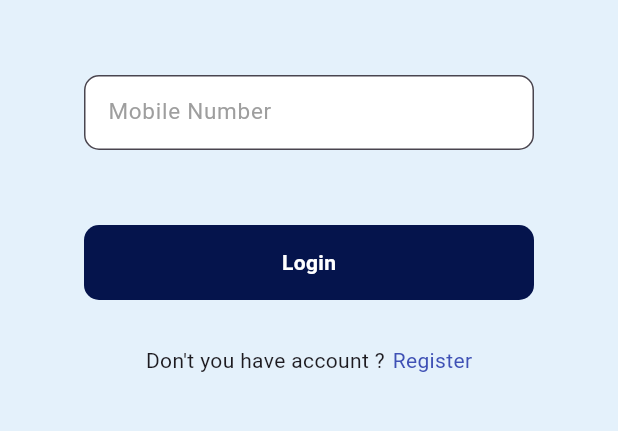
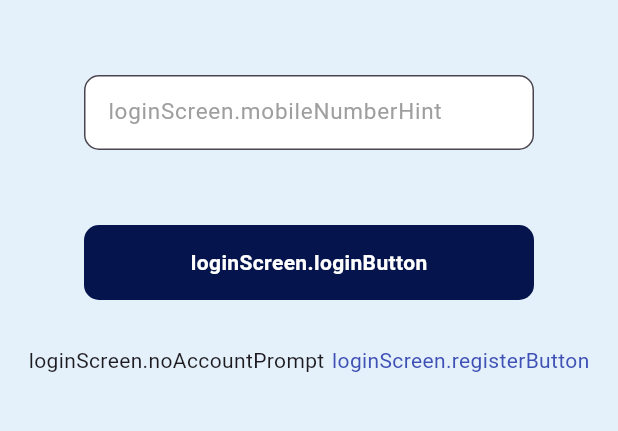
Before and after one commit to AthiraaAthi/project_way, a Flutter app: the LoginScreen screen opened directly, on a phone screen of 412 x 824 dp, the part 528-959 px from its top. Run offline on Flutter 3.47's test engine with Material 3 defaults, Android fonts, the phone set to English and light mode, and no system bars; our stand-ins replace carousel_slider, easy_localization, fl_chart, flutter_toggle_tab, pinput, table_calendar and 1 more.

Commit message:
trying to change language for login screen as sample

```diff
--- a/lib/view/login_screen/login_screen.dart
+++ b/lib/view/login_screen/login_screen.dart
@@ -1,3 +1,4 @@
+import 'package:easy_localization/easy_localization.dart';
 import 'package:flutter/material.dart';
 import 'package:project_way/utils/color_constant/color_constant.dart';
 import 'package:project_way/utils/image_constant/image_constant.dart';
@@ -38,7 +39,7 @@ class LoginScreen extends StatelessWidget {
                       decoration: InputDecoration(
                         fillColor: Colors.white,
                         filled: true,
-                        hintText: "Mobile Number",
+                        hintText: 'loginScreen.mobileNumberHint'.tr(),
                         hintStyle: TextStyle(fontSize: 15, color: Colors.grey),
                         border: OutlineInputBorder(
                           borderRadius: BorderRadius.circular(10),
@@ -65,7 +66,7 @@ class LoginScreen extends StatelessWidget {
                           borderRadius: BorderRadius.circular(10)),
                       child: Center(
                         child: Text(
-                          "Login",
+                          'loginScreen.loginButton'.tr(),
                           style: TextStyle(
                               color: Colors.white, fontWeight: FontWeight.bold),
                         ),
@@ -78,7 +79,7 @@ class LoginScreen extends StatelessWidget {
                   Row(
                     mainAxisAlignment: MainAxisAlignment.center,
                     children: [
-                      Text("Don't you have account ?"),
+                      Text('loginScreen.noAccountPrompt'.tr()),
                       SizedBox(
                         width: 5,
                       ),
@@ -91,7 +92,7 @@ class LoginScreen extends StatelessWidget {
                               ));
                         },
                         child: Text(
-                          "Register",
+                          'loginScreen.registerButton'.tr(),
                           style: TextStyle(color: Colors.indigo),
                         ),
                       )
```
